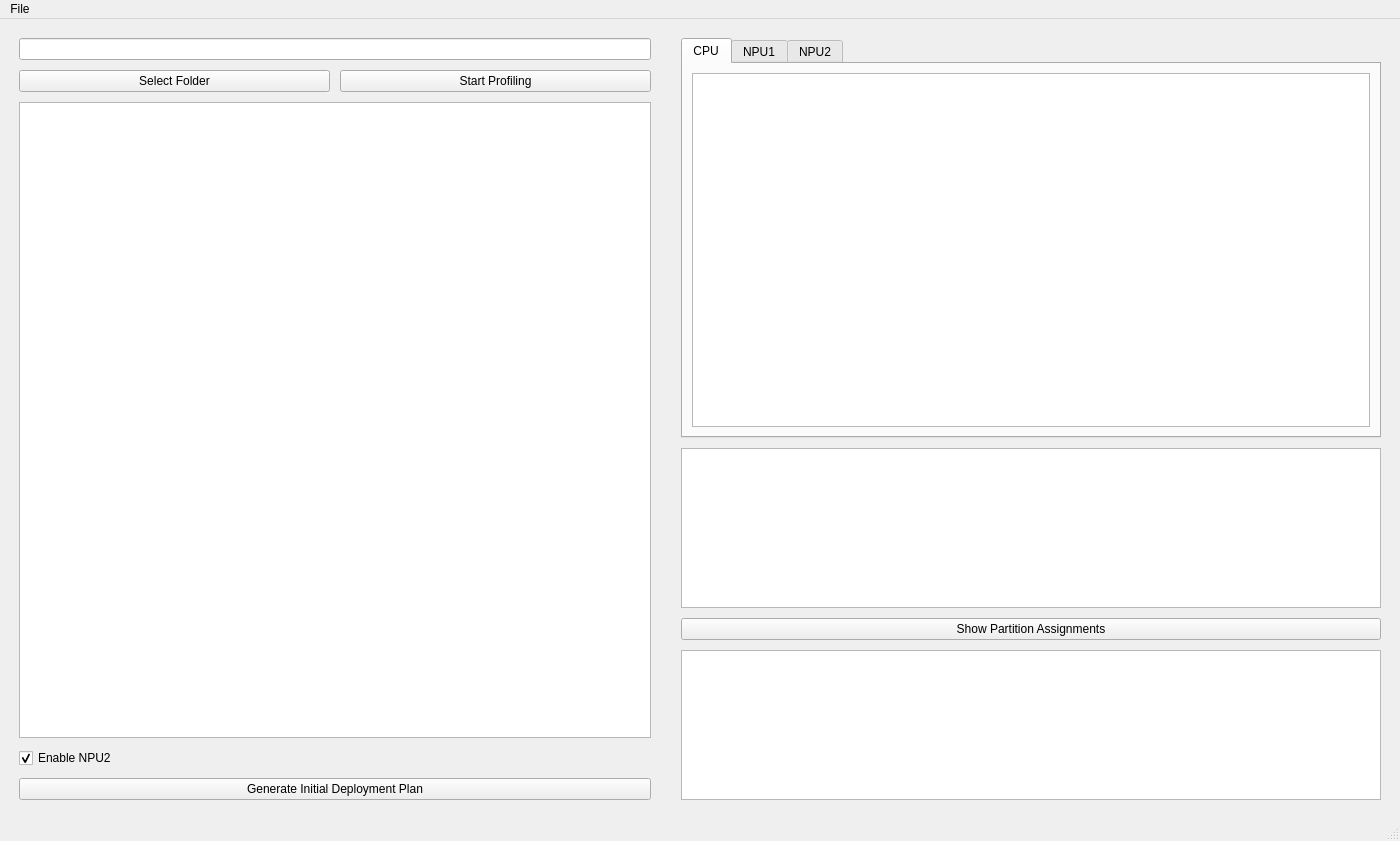
Above: onnx_profiler_display.ui from misunyu/multimodel-scheduling before the change. Below: the same form after it.
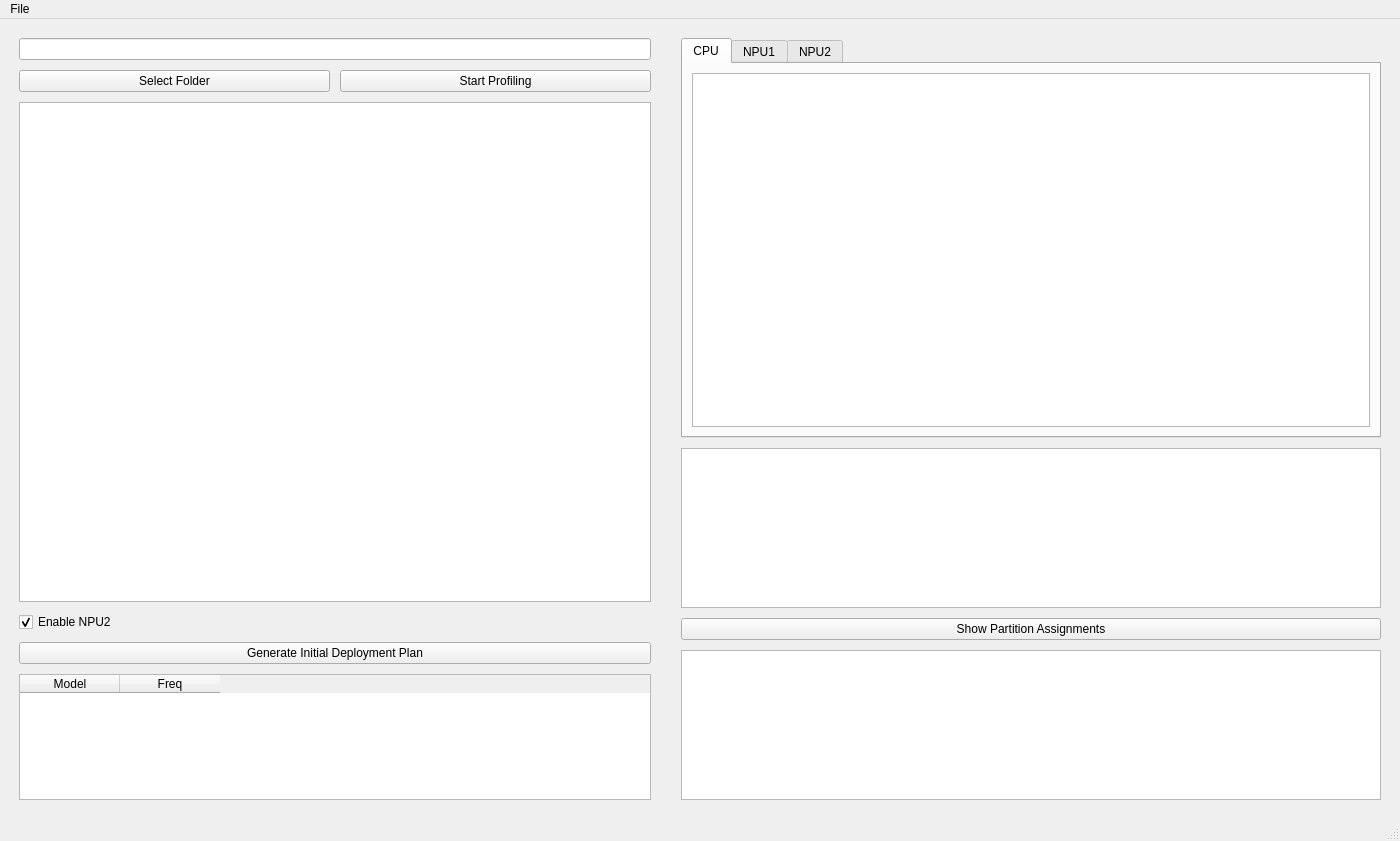
That is the form after the change.

Commit message: Add model frequency table and extend model tree view height in the GUI.

Patch:
```diff
--- a/onnx_profiler_display.ui
+++ b/onnx_profiler_display.ui
@@ -40,7 +40,7 @@
 
        <item>
         <widget class="QTreeView" name="model_tree_view">
-         <property name="minimumSize"><size><width>200</width><height>300</height></size></property>
+         <property name="minimumSize"><size><width>200</width><height>500</height></size></property>
         </widget>
        </item>
 
@@ -56,6 +56,24 @@
          <property name="text"><string>Generate Initial Deployment Plan</string></property>
         </widget>
        </item>
+
+       <!-- 모델 요청 빈도 테이블 -->
+       <item>
+        <widget class="QTableWidget" name="model_freq_table">
+         <property name="minimumSize">
+          <size><width>200</width><height>50</height></size>
+         </property>
+         <property name="columnCount"><number>2</number></property>
+         <property name="rowCount"><number>0</number></property>
+         <column>
+          <property name="text"><string>Model</string></property>
+         </column>
+         <column>
+          <property name="text"><string>Freq</string></property>
+         </column>
+         <attribute name="horizontalHeaderVisible"><bool>true</bool></attribute>
+        </widget>
+       </item>
       </layout>
      </widget>
     </item>
```
Left out of the diff: 20 changed lines with no effect on the pictures. The commit also changes 1 other file.
